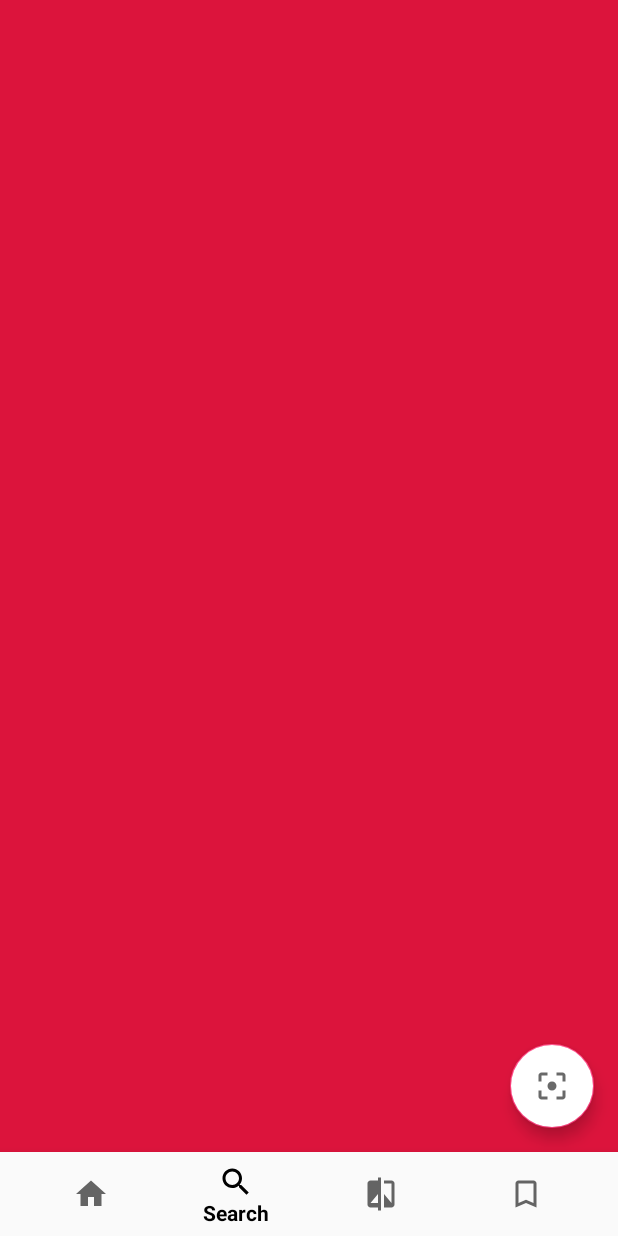
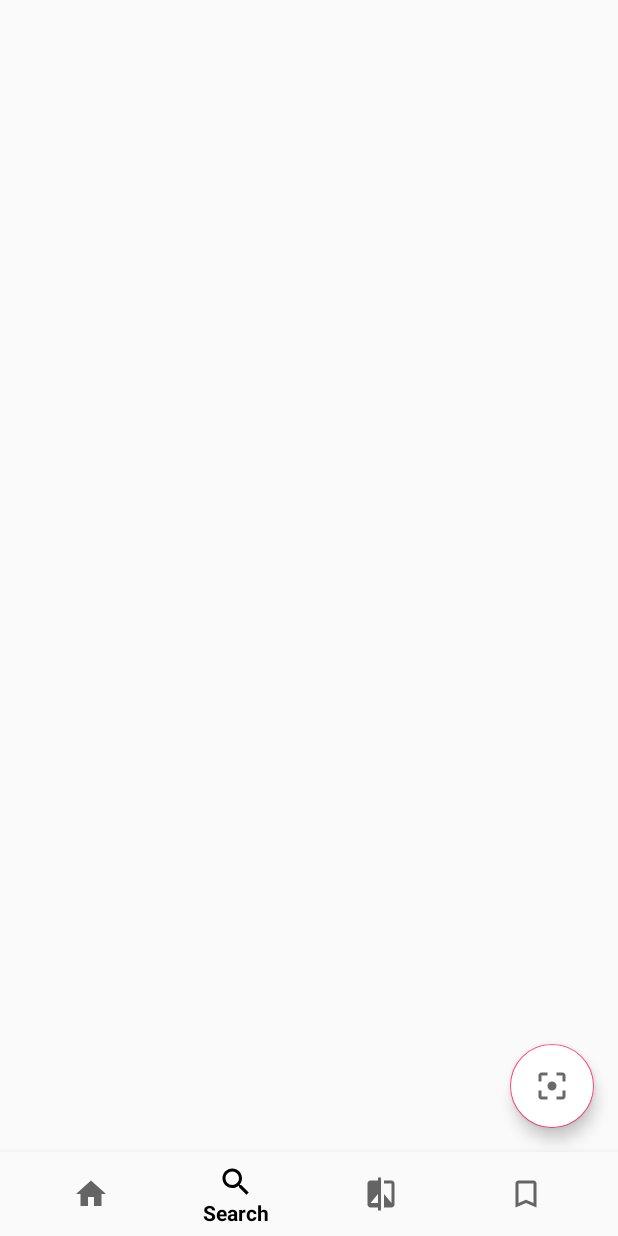
Before and after one commit to ponopono0322/BottomNavi, an Android app: the SubActivity screen opened directly, with no data from a screen before it, item 2 of the bottom bar chosen, on a phone screen of 412 x 824 dp. Run offline under Robolectric (Android 15) with nearby library versions, the phone set to English and light mode, and no system bars; libraries missing offline, so code that uses them is left out: com.google.zxing.integration.

Commit message:
add color pastelblue

```diff
--- a/app/src/main/res/layout/fragment2.xml
+++ b/app/src/main/res/layout/fragment2.xml
@@ -2,8 +2,7 @@
 <RelativeLayout
     xmlns:android="http://schemas.android.com/apk/res/android"
     android:layout_width="match_parent"
-    android:layout_height="match_parent"
-    android:background="@color/colorCrimson">
+    android:layout_height="match_parent">
 
 
 
--- a/app/src/main/res/values/colors.xml
+++ b/app/src/main/res/values/colors.xml
@@ -9,4 +9,5 @@
     <color name="colorYellow">#FFFF00</color>
     <color name="colorWhite">#FFFFFF</color>
     <color name="colorDark">#000000</color>
+    <color name="colorPastelBlue">#64d6ff</color>
 </resources>
--- a/app/src/main/res/values/styles.xml
+++ b/app/src/main/res/values/styles.xml
@@ -4,7 +4,7 @@
     <style name="AppTheme" parent="Theme.AppCompat.Light">
         <!-- Customize your theme here. -->
         <item name="colorPrimary">@color/colorDark</item>
-        <item name="colorPrimaryDark">@color/colorPrimary</item>
+        <item name="colorPrimaryDark">@color/colorPastelBlue</item>
         <item name="colorAccent">@color/colorAccent</item>
     </style>
 
```
